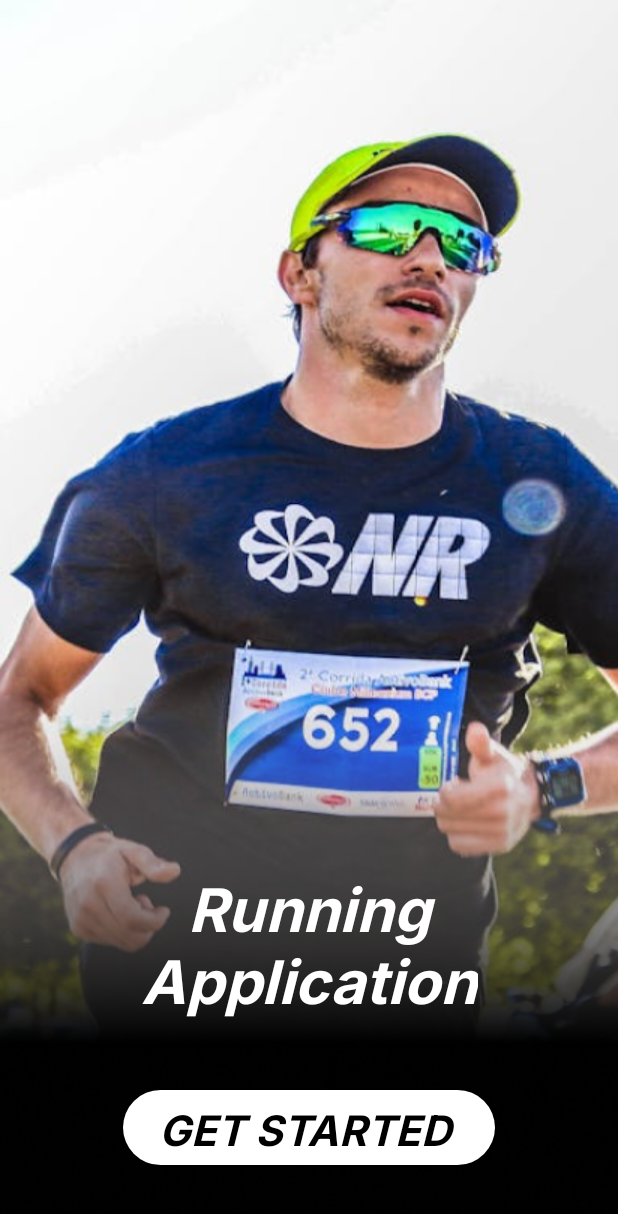
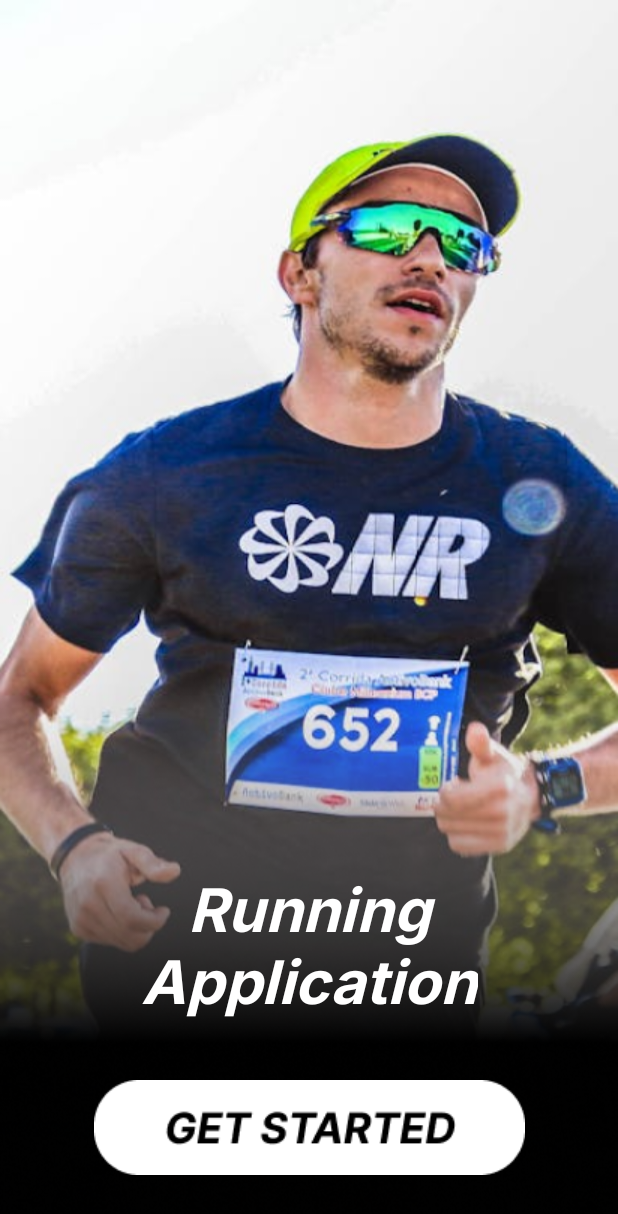
Before and after one commit to Tracking-running-mobile-application/tracking-running-app, an Android app: the screen it shows after launch (MainActivity), on a phone screen of 412 x 824 dp. Shown: the top 1214 px of the screen. Run offline under Robolectric (Android 15) with nearby library versions, the phone set to English and light mode, and no system bars; our stand-ins replace navigation-ui.

Commit message:
Update button get started

```diff
--- a/app/src/main/res/layout/fragment_intro.xml
+++ b/app/src/main/res/layout/fragment_intro.xml
@@ -5,16 +5,13 @@
     android:layout_height="match_parent"
     android:background="@drawable/intro_background">
 
-    <Button
+    <ImageButton
         android:id="@+id/btn_get_started"
         android:layout_width="wrap_content"
         android:layout_height="wrap_content"
-        android:fontFamily="@font/inter_bold"
-        android:text="@string/text_get_started"
-        android:textColor="#000000"
-        android:textSize="28dp"
-        android:textStyle="italic"
-        android:theme="@style/StartButton"
+        android:backgroundTint="@android:color/transparent"
+        android:contentDescription="@string/text_get_started"
+        android:src="@drawable/img_btn_get_started"
         app:layout_constraintBottom_toBottomOf="parent"
         app:layout_constraintEnd_toEndOf="parent"
         app:layout_constraintStart_toStartOf="parent"
--- a/app/src/main/res/values/colors.xml
+++ b/app/src/main/res/values/colors.xml
@@ -5,4 +5,5 @@
     <color name="purple">#673AB7</color>
     <color name="main_yellow">#EEFF01</color>
     <color name="main_gray">#D9D9D9</color>
+    <color name="transparent">#00FFFFFF </color>
 </resources>
```
Also changed, not shown: app/src/main/res/drawable/img_btn_get_started.png (added).
